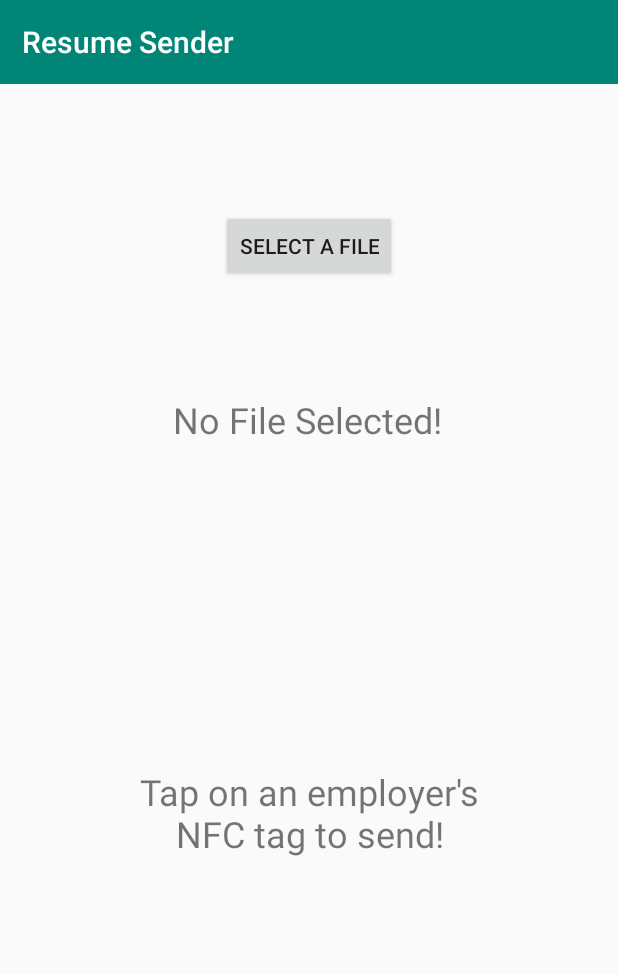
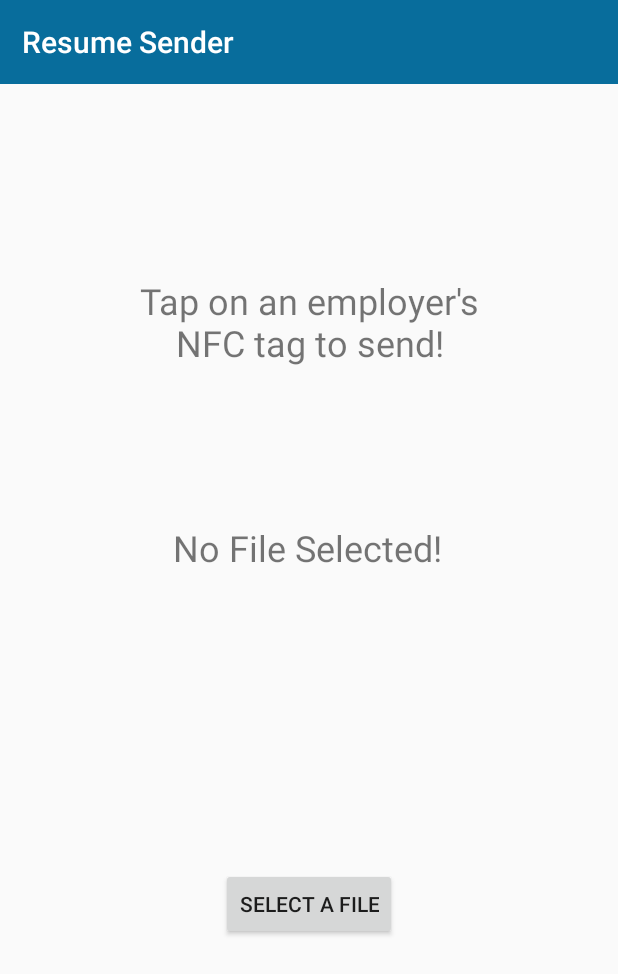
Before and after one commit to LifeHacksProject/LifeHackAndroid, an Android app: the MainActivity screen opened directly, with no data from a screen before it, on a phone screen of 412 x 824 dp. Shown: the top 974 px of the screen. Run offline under Robolectric (Android 15) with nearby library versions, the phone set to English and light mode, and no system bars; our stand-ins replace Firebase (no records; nobody signed in at launch, a user with empty details on screens opened directly); 3 statements that could not run were skipped.

Commit message:
Modify UI

```diff
--- a/app/src/main/AndroidManifest.xml
+++ b/app/src/main/AndroidManifest.xml
@@ -14,6 +14,7 @@
         android:supportsRtl="true"
         android:theme="@style/AppTheme"
         tools:ignore="AllowBackup,GoogleAppIndexingWarning">
+
         <activity android:name=".MainActivity">
             <intent-filter>
                 <action android:name="android.intent.action.MAIN" />
--- a/app/src/main/res/layout/activity_main.xml
+++ b/app/src/main/res/layout/activity_main.xml
@@ -10,28 +10,26 @@
         android:id="@+id/linkText"
         android:layout_width="wrap_content"
         android:layout_height="wrap_content"
+        android:layout_marginTop="128dp"
         android:text="@string/siteLink"
         android:textAlignment="center"
         android:textSize="24sp"
-        app:layout_constraintBottom_toBottomOf="parent"
         app:layout_constraintLeft_toLeftOf="parent"
         app:layout_constraintRight_toRightOf="parent"
-        app:layout_constraintTop_toBottomOf="@+id/toolbar"
-        app:layout_constraintVertical_bias="0.644" />
+        app:layout_constraintTop_toBottomOf="@+id/toolbar" />
 
     <TextView
         android:id="@+id/fileText"
         android:layout_width="wrap_content"
         android:layout_height="wrap_content"
+        android:layout_marginTop="104dp"
         android:text="@string/filePath"
         android:textAlignment="center"
         android:textSize="24sp"
-        app:layout_constraintBottom_toTopOf="@+id/linkText"
+        app:layout_constraintEnd_toEndOf="parent"
         app:layout_constraintHorizontal_bias="0.497"
-        app:layout_constraintLeft_toLeftOf="parent"
-        app:layout_constraintRight_toRightOf="parent"
-        app:layout_constraintTop_toBottomOf="@+id/toolbar"
-        app:layout_constraintVertical_bias="0.491" />
+        app:layout_constraintStart_toStartOf="parent"
+        app:layout_constraintTop_toBottomOf="@+id/linkText" />
 
     <androidx.appcompat.widget.Toolbar
         android:id="@+id/toolbar"
@@ -50,10 +48,9 @@
         android:layout_width="wrap_content"
         android:layout_height="wrap_content"
         android:text="@string/select_a_file"
-        app:layout_constraintBottom_toTopOf="@+id/fileText"
+        app:layout_constraintBottom_toBottomOf="parent"
         app:layout_constraintEnd_toEndOf="parent"
         app:layout_constraintStart_toStartOf="parent"
-        app:layout_constraintTop_toBottomOf="@+id/toolbar"
-        app:layout_constraintVertical_bias="0.526" />
+        app:layout_constraintTop_toBottomOf="@+id/fileText" />
 
 </androidx.constraintlayout.widget.ConstraintLayout>
--- a/app/src/main/res/values/colors.xml
+++ b/app/src/main/res/values/colors.xml
@@ -1,6 +1,6 @@
 <?xml version="1.0" encoding="utf-8"?>
 <resources>
-    <color name="colorPrimary">#008577</color>
-    <color name="colorPrimaryDark">#00574B</color>
+    <color name="colorPrimary">#086D9C</color>
+    <color name="colorPrimaryDark">#086D9C</color>
     <color name="colorAccent">#D81B60</color>
 </resources>
```
Also changed, not shown: 1 other file.
